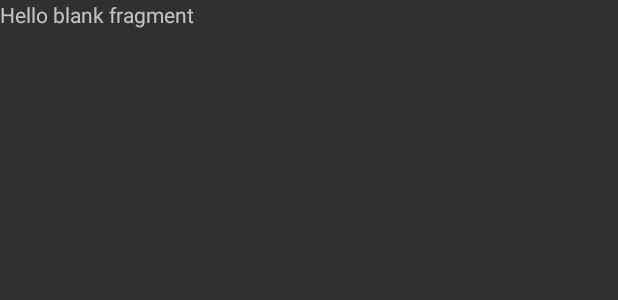
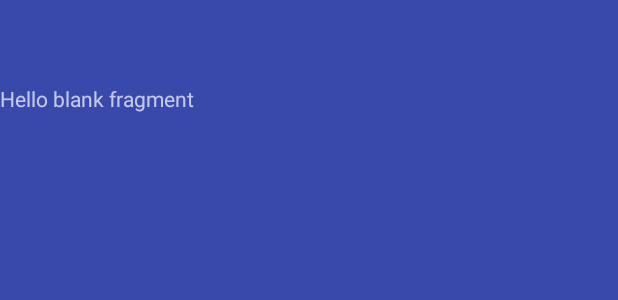
Before and after one commit to jordond/powerhour, an Android app: the layout fragment_game_screen.xml on its own in the app's theme, with its tools: preview values and no code run, on a phone screen of 412 x 824 dp. Shown: the top 300 px of the screen. Run offline under Robolectric (Android 15) with nearby library versions, the phone set to English and light mode, and no system bars.

Commit message:
some work on the game screen logic

```diff
--- a/app/src/main/java/ca/hoogit/powerhour/Configure/ConfigureGameFragment.java
+++ b/app/src/main/java/ca/hoogit/powerhour/Configure/ConfigureGameFragment.java
@@ -296,8 +296,6 @@ public class ConfigureGameFragment extends Fragment {
                     }
                 });
                 break;
-            default:
-                Log.e(TAG, "Invalid view was clicked?");
         }
     }
 
--- a/app/src/main/res/layout/fragment_game_screen.xml
+++ b/app/src/main/res/layout/fragment_game_screen.xml
@@ -1,9 +1,20 @@
-<FrameLayout xmlns:android="http://schemas.android.com/apk/res/android"
-    xmlns:tools="http://schemas.android.com/tools" android:layout_width="match_parent"
-    android:layout_height="match_parent" tools:context="ca.hoogit.powerhour.Game.GameScreen">
+<RelativeLayout xmlns:android="http://schemas.android.com/apk/res/android"
+    xmlns:tools="http://schemas.android.com/tools"
+    android:id="@+id/game_screen_layout"
+    android:layout_width="match_parent"
+    android:layout_height="match_parent"
+    android:clickable="true"
+    android:background="@color/primary"
+    tools:context="ca.hoogit.powerhour.Game.GameScreen">
 
-    <!-- TODO: Update blank fragment layout -->
-    <TextView android:layout_width="match_parent" android:layout_height="match_parent"
+    <include
+        android:id="@+id/appBar"
+        layout="@layout/app_bar" />
+
+    <TextView
+        android:layout_below="@id/appBar"
+        android:layout_width="match_parent"
+        android:layout_height="wrap_content"
         android:text="@string/hello_blank_fragment" />
 
-</FrameLayout>
+</RelativeLayout>
```
Also changed, not shown: app/src/main/java/ca/hoogit/powerhour/Game/GameScreen.java (+35 -6 lines), app/src/main/java/ca/hoogit/powerhour/MainActivity.java (+21 -4 lines).
